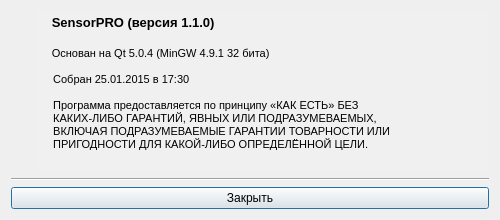
Qt form Source/about.ui (Grandbrain/Sensor) before a commit.
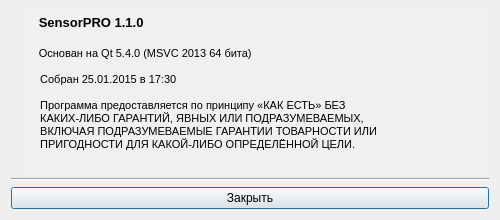
The same form after that commit. Icons and pictures are not drawn.

What changed in the file:
```diff
--- a/Source/about.ui
+++ b/Source/about.ui
@@ -33,9 +33,6 @@
        <property name="enabled">
         <bool>true</bool>
        </property>
-       <property name="text">
-        <string/>
-       </property>
        <property name="pixmap">
         <pixmap>:/root/icon.ico</pixmap>
        </property>
@@ -52,12 +49,6 @@
        <property name="orientation">
         <enum>Qt::Vertical</enum>
        </property>
-       <property name="sizeHint" stdset="0">
-        <size>
-         <width>20</width>
-         <height>40</height>
-        </size>
-       </property>
       </spacer>
      </item>
     </layout>
@@ -138,9 +129,9 @@
 &lt;html&gt;&lt;head&gt;&lt;meta name=&quot;qrichtext&quot; content=&quot;1&quot; /&gt;&lt;style type=&quot;text/css&quot;&gt;
 p, li { white-space: pre-wrap; }
 &lt;/style&gt;&lt;/head&gt;&lt;body style=&quot; font-family:'MS Shell Dlg 2'; font-size:10pt; font-weight:600; font-style:normal;&quot;&gt;
-&lt;p style=&quot; margin-top:0px; margin-bottom:0px; margin-left:0px; margin-right:0px; -qt-block-indent:0; text-indent:0px;&quot;&gt;   SensorPRO (версия 1.1.0)&lt;/p&gt;
+&lt;p style=&quot; margin-top:0px; margin-bottom:0px; margin-left:0px; margin-right:0px; -qt-block-indent:0; text-indent:0px;&quot;&gt;   SensorPRO 1.1.0&lt;/p&gt;
 &lt;p style=&quot;-qt-paragraph-type:empty; margin-top:0px; margin-bottom:0px; margin-left:0px; margin-right:0px; -qt-block-indent:0; text-indent:0px;&quot;&gt;&lt;br /&gt;&lt;/p&gt;
-&lt;p style=&quot; margin-top:0px; margin-bottom:0px; margin-left:0px; margin-right:0px; -qt-block-indent:0; text-indent:0px;&quot;&gt;   &lt;span style=&quot; font-size:8pt; font-weight:400;&quot;&gt;Основан на Qt 5.0.4 (MinGW 4.9.1 32 бита)&lt;/span&gt;&lt;/p&gt;
+&lt;p style=&quot; margin-top:0px; margin-bottom:0px; margin-left:0px; margin-right:0px; -qt-block-indent:0; text-indent:0px;&quot;&gt;   &lt;span style=&quot; font-size:8pt; font-weight:400;&quot;&gt;Основан на Qt 5.4.0 (MSVC 2013 64 бита)&lt;/span&gt;&lt;/p&gt;
 &lt;p style=&quot;-qt-paragraph-type:empty; margin-top:0px; margin-bottom:0px; margin-left:0px; margin-right:0px; -qt-block-indent:0; text-indent:0px; font-size:8pt; font-weight:400;&quot;&gt;&lt;br /&gt;&lt;/p&gt;
 &lt;p style=&quot; margin-top:0px; margin-bottom:0px; margin-left:0px; margin-right:0px; -qt-block-indent:0; text-indent:0px;&quot;&gt;&lt;span style=&quot; font-size:8pt; font-weight:400;&quot;&gt;    Собран 25.01.2015 в 17:30&lt;/span&gt;&lt;/p&gt;
 &lt;p style=&quot;-qt-paragraph-type:empty; margin-top:0px; margin-bottom:0px; margin-left:0px; margin-right:0px; -qt-block-indent:0; text-indent:0px; font-size:8pt; font-weight:400;&quot;&gt;&lt;br /&gt;&lt;/p&gt;
@@ -155,9 +146,6 @@
        <property name="textInteractionFlags">
         <set>Qt::NoTextInteraction</set>
        </property>
-       <property name="placeholderText">
-        <string>SensorPro (version 1.0.0)</string>
-       </property>
       </widget>
      </item>
     </layout>
```
Left out of the diff: 9 changed lines with no effect on the pictures.
